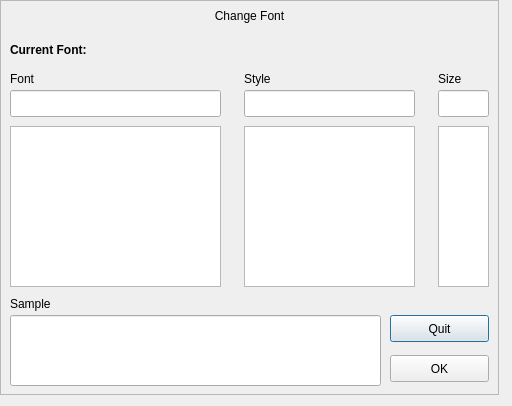
Old version of the form src/kfontdialog.ui in the repository UbuntuKylin/youker-assistant.
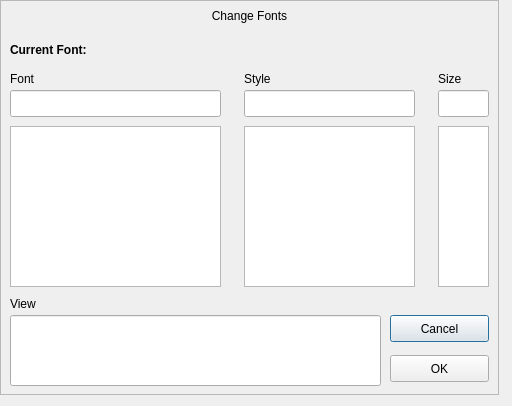
New version of the form. Icons and pictures are not drawn.

Patch:
```diff
--- a/src/kfontdialog.ui
+++ b/src/kfontdialog.ui
@@ -122,7 +122,7 @@
     </rect>
    </property>
    <property name="text">
-    <string>Sample</string>
+    <string>View</string>
    </property>
   </widget>
   <widget class="QLineEdit" name="sampleEdit">
@@ -148,7 +148,7 @@
     </rect>
    </property>
    <property name="text">
-    <string>Quit</string>
+    <string>Cancel</string>
    </property>
   </widget>
   <widget class="QPushButton" name="okBtn">
@@ -213,7 +213,7 @@
     </rect>
    </property>
    <property name="text">
-    <string>Change Font</string>
+    <string>Change Fonts</string>
    </property>
    <property name="alignment">
     <set>Qt::AlignCenter</set>
```
